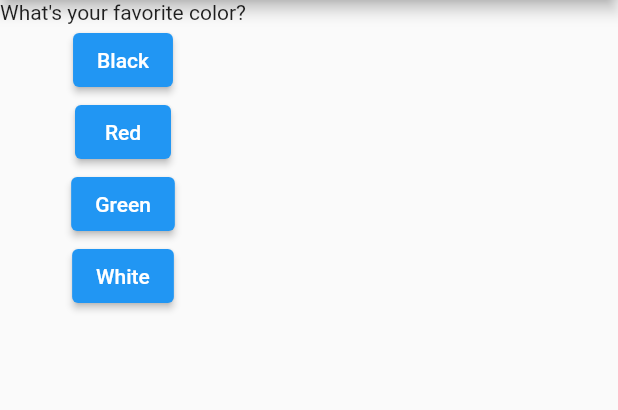
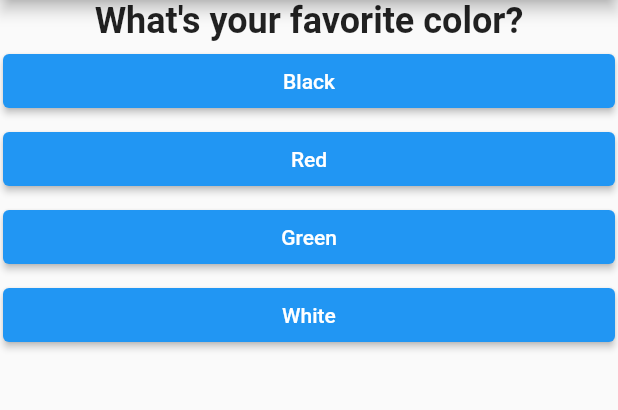
Before and after one commit to UnD37970UnD/flutter_quiz_app, a Flutter app: the screen it shows after launch, on a phone screen of 412 x 824 dp, the part 84-494 px from its top. Run offline on Flutter 3.47's test engine with Material 2 defaults, Android fonts, the phone set to English and light mode, and no system bars.

Commit message:
Divided we code, united we merge! Splitting up the code into more files and parts for easier management and less hair-pulling moments. #CodeSeparationAnxietyNoMore

```diff
--- /dev/null
+++ b/lib/answer.dart
@@ -0,0 +1,19 @@
+import 'package:flutter/material.dart';
+
+class Answer extends StatelessWidget {
+  final String answer;
+  final VoidCallback answerQuestion;
+  const Answer(this.answerQuestion, this.answer);
+
+  @override
+  Widget build(BuildContext context) {
+    return Container(
+      margin: EdgeInsets.all(2.0),
+      width: double.infinity,
+      child: ElevatedButton(
+        onPressed: answerQuestion,
+        child: Text(answer),
+      ),
+    );
+  }
+}
--- a/lib/main.dart
+++ b/lib/main.dart
@@ -1,6 +1,6 @@
-import 'dart:html';
-
 import 'package:flutter/material.dart';
+import './quiz.dart';
+import './results.dart';
 
 void main() => runApp(QuizApp());
 
@@ -13,8 +13,18 @@ class QuizApp extends StatefulWidget {
 
 class _QuizAppState extends State<QuizApp> {
   int _questionIndex = 0;
+  int score = 0;
 
-  void _answerQuestion() {
+  void _resetQuiz() {
+    setState(() {
+      _questionIndex = 0;
+      score = 0;
+    });
+  }
+
+  void _answerQuestion(int score) {
+    this.score += score;
+    print(this.score);
     setState(() {
       _questionIndex += 1;
     });
@@ -22,7 +32,7 @@ class _QuizAppState extends State<QuizApp> {
 
   @override
   Widget build(BuildContext context) {
-    final questions = const [
+    final _questions = const [
       {
         'questionText': 'What\'s your favorite color?',
         'answers': [
@@ -42,12 +52,12 @@ class _QuizAppState extends State<QuizApp> {
         ],
       },
       {
-        'questionText': 'Who\'s your favorite instructor?',
+        'questionText': 'Who\'s your favorite friend?',
         'answers': [
-          {'text': 'Max', 'score': 1},
-          {'text': 'Max', 'score': 1},
-          {'text': 'Max', 'score': 1},
-          {'text': 'Max', 'score': 1},
+          {'text': 'Iustin', 'score': 2},
+          {'text': 'Me', 'score': 1},
+          {'text': 'The quiz creator', 'score': 1},
+          {'text': 'I don\'t have friends', 'score': 4},
         ],
       },
     ];
@@ -57,18 +67,13 @@ class _QuizAppState extends State<QuizApp> {
         appBar: AppBar(
           title: Text("Quiz App"),
         ),
-        body: Column(children: [
-          Text(
-            (questions[_questionIndex]['questionText'] as String),
-          ),
-          ...(questions[_questionIndex]['answers'] as List<Map<String, Object>>)
-              .map((answer) {
-            return ElevatedButton(
-              child: Text(answer['text'] as String),
-              onPressed: _answerQuestion,
-            );
-          })
-        ]),
+        body: _questionIndex < _questions.length
+            ? Quiz(
+                answerQuestion: _answerQuestion,
+                questionIndex: _questionIndex,
+                questions: _questions,
+              )
+            : Results(score, _resetQuiz),
       ),
     );
   }
--- /dev/null
+++ b/lib/question.dart
@@ -0,0 +1,15 @@
+import 'package:flutter/material.dart';
+
+class Question extends StatelessWidget {
+  final String questionText;
+
+  const Question(this.questionText);
+
+  @override
+  Widget build(BuildContext context) {
+    return Text(
+      questionText,
+      style: TextStyle(fontSize: 24, fontWeight: FontWeight.bold),
+    );
+  }
+}
--- /dev/null
+++ b/lib/quiz.dart
@@ -0,0 +1,33 @@
+import 'package:flutter/material.dart';
+import './question.dart';
+import './answer.dart';
+
+class Quiz extends StatelessWidget {
+  final List<Map<String, Object>> questions;
+  final int questionIndex;
+  final Function answerQuestion;
+
+  Quiz({
+    required this.questions,
+    required this.answerQuestion,
+    required this.questionIndex,
+  });
+
+  @override
+  Widget build(BuildContext context) {
+    return Center(
+      child: Column(
+        children: [
+          Question(
+            (questions[questionIndex]['questionText'] as String),
+          ),
+          ...(questions[questionIndex]['answers'] as List<Map<String, Object>>)
+              .map((answer) {
+            return Answer(() => answerQuestion(answer['score']),
+                answer['text'] as String);
+          }).toList()
+        ],
+      ),
+    );
+  }
+}
```
Also changed, not shown: lib/results.dart (added, +40 -0 lines), 1 other file.
